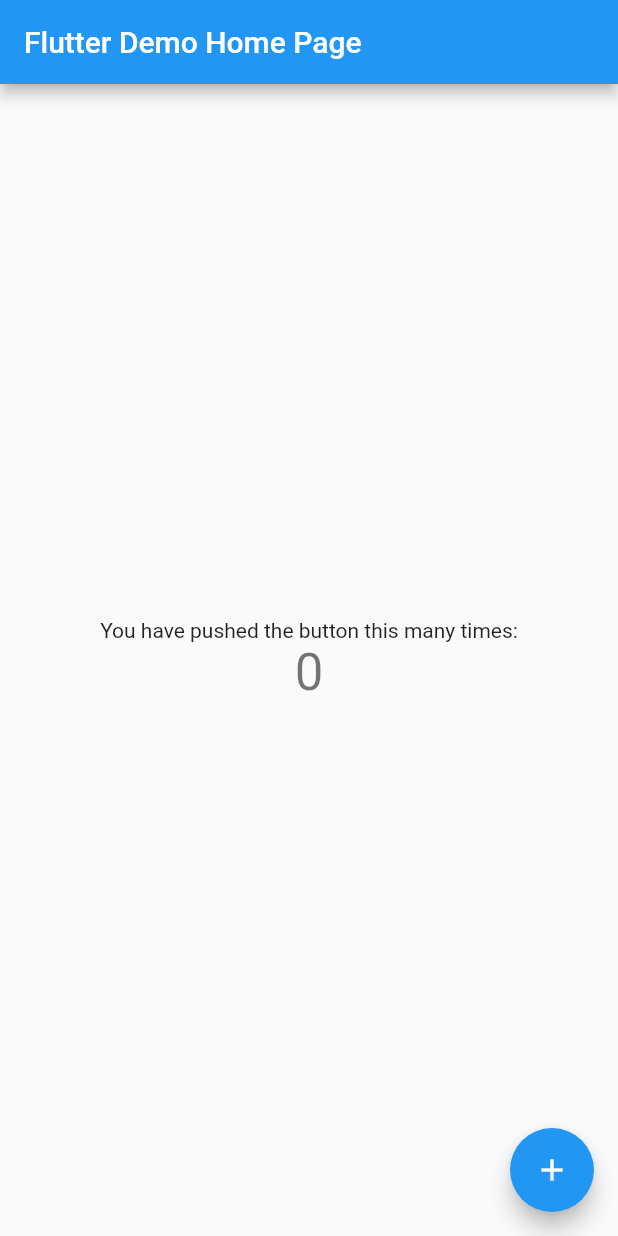
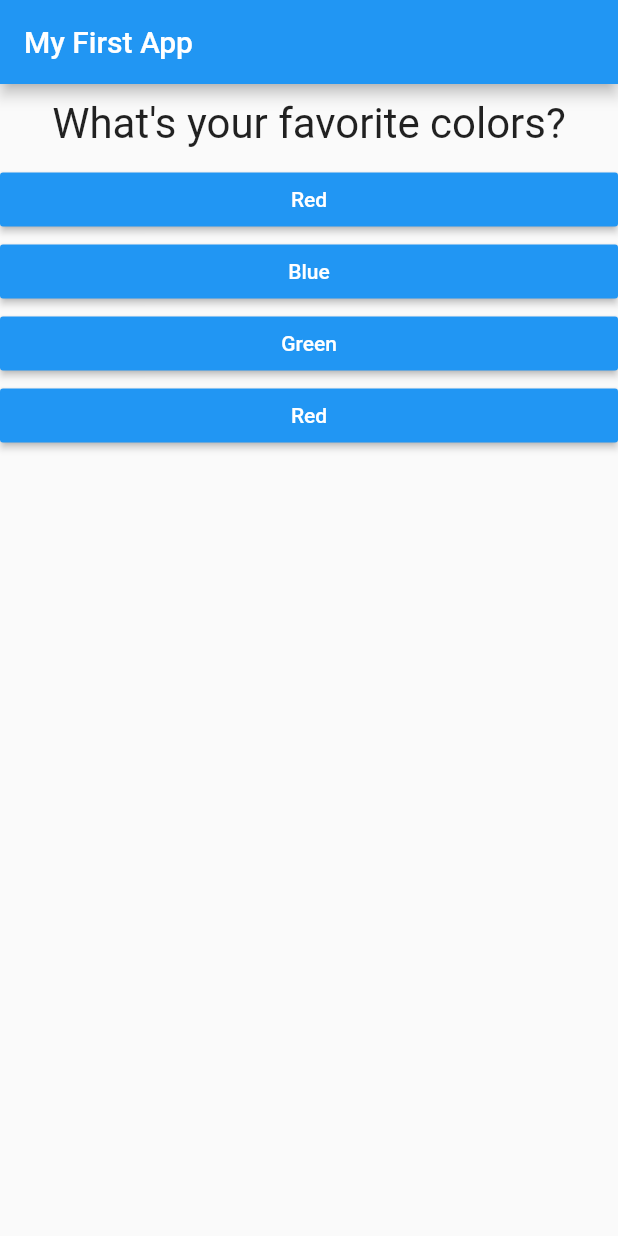
Before and after one commit to Emmandez/quiz-app-flutter, a Flutter app: the screen it shows after launch, on a phone screen of 412 x 824 dp. Run offline on Flutter 3.47's test engine with Material 2 defaults, Android fonts, the phone set to English and light mode, and no system bars.

Commit message:
Final app

```diff
--- /dev/null
+++ b/lib/answer.dart
@@ -0,0 +1,23 @@
+import 'package:flutter/material.dart';
+
+class Answer extends StatelessWidget {
+
+  final Function selectHandler;
+  final String answerText;
+
+  Answer(this.selectHandler, this.answerText);
+
+  @override
+  Widget build(BuildContext context) {
+    return Container(
+      width: double.infinity,
+      child: RaisedButton(
+        color: Colors.blue,
+        textColor: Colors.white,
+        child: Text(answerText),
+        onPressed: selectHandler,
+
+      ),
+    );
+  }
+}
--- a/lib/main.dart
+++ b/lib/main.dart
@@ -1,111 +1,87 @@
+//package imports
 import 'package:flutter/material.dart';
+//Local Imports
+import './quiz.dart';
+import './result.dart';
 
-void main() => runApp(MyApp());
+void main() {
+  runApp(MyApp());
+}
 
-class MyApp extends StatelessWidget {
-  // This widget is the root of your application.
+class MyApp extends StatefulWidget {
   @override
-  Widget build(BuildContext context) {
+  State<StatefulWidget> createState() {
+    return new _MyAppState();
+  }
+}
+
+class _MyAppState extends State<MyApp> {
+  int _questionIndex = 0;
+  int _totalScore = 0;
+
+  final _questions = const [
+    {
+      'questionText': "What's your favorite colors?",
+      'answers': [
+        {'text': 'Red', 'score':10},
+        {'text': 'Blue', 'score':1},
+        {'text': 'Green', 'score':5},
+        {'text': 'Red', 'score':7},
+      ]
+    },
+    {
+      'questionText': "What is your favorite animal?",
+      'answers': [
+        {'text': 'Dog', 'score':1},
+        {'text': 'Cat', 'score':1},
+        {'text': 'Hamster', 'score':7},
+        {'text': 'Ferret', 'score':10},
+      ]
+    },
+    {
+      'questionText': "Who is your favorite instructor?",
+      'answers': [
+        {'text': 'Max', 'score':10},
+        {'text': 'Max', 'score':9},
+        {'text': 'Max', 'score':1},
+        {'text': 'Max', 'score':0},
+      ]
+    },
+  ];
+
+  void _answerQuestion(int score) {
+    if (_questionIndex < _questions.length) {
+      setState(() {
+        _questionIndex += 1;
+      });
+
+      _totalScore+=score;
+
+      print("questionIndex " + _questionIndex.toString());
+      print("total score" + _totalScore.toString());
+    }
+  }
+
+  void _restartQuiz(){
+    setState(() {
+      _questionIndex = 0;
+    });
+  }
+
+  Widget build(BuildContext ctx) {
     return MaterialApp(
-      title: 'Flutter Demo',
-      theme: ThemeData(
-        // This is the theme of your application.
-        //
-        // Try running your application with "flutter run". You'll see the
-        // application has a blue toolbar. Then, without quitting the app, try
-        // changing the primarySwatch below to Colors.green and then invoke
-        // "hot reload" (press "r" in the console where you ran "flutter run",
-        // or simply save your changes to "hot reload" in a Flutter IDE).
-        // Notice that the counter didn't reset back to zero; the application
-        // is not restarted.
-        primarySwatch: Colors.blue,
+      home: Scaffold(
+        appBar: AppBar(
+          title: Text("My First App"),
+        ),
+        body: _questionIndex < _questions.length
+        ? Quiz(
+          questions: _questions,
+          answerQuestion: _answerQuestion,
+          questionIndex: _questionIndex,
+        )
+        : Result(_totalScore, _restartQuiz),
       ),
-      home: MyHomePage(title: 'Flutter Demo Home Page'),
     );
   }
 }
-
-class MyHomePage extends StatefulWidget {
-  MyHomePage({Key key, this.title}) : super(key: key);
-
-  // This widget is the home page of your application. It is stateful, meaning
-  // that it has a State object (defined below) that contains fields that affect
-  // how it looks.
-
-  // This class is the configuration for the state. It holds the values (in this
-  // case the title) provided by the parent (in this case the App widget) and
-  // used by the build method of the State. Fields in a Widget subclass are
-  // always marked "final".
-
-  final String title;
-
-  @override
-  _MyHomePageState createState() => _MyHomePageState();
-}
-
-class _MyHomePageState extends State<MyHomePage> {
-  int _counter = 0;
-
-  void _incrementCounter() {
-    setState(() {
-      // This call to setState tells the Flutter framework that something has
-      // changed in this State, which causes it to rerun the build method below
-      // so that the display can reflect the updated values. If we changed
-      // _counter without calling setState(), then the build method would not be
-      // called again, and so nothing would appear to happen.
-      _counter++;
-    });
-  }
-
-  @override
-  Widget build(BuildContext context) {
-    // This method is rerun every time setState is called, for instance as done
-    // by the _incrementCounter method above.
-    //
-    // The Flutter framework has been optimized to make rerunning build methods
-    // fast, so that you can just rebuild anything that needs updating rather
-    // than having to individually change instances of widgets.
-    return Scaffold(
-      appBar: AppBar(
-        // Here we take the value from the MyHomePage object that was created by
-        // the App.build method, and use it to set our appbar title.
-        title: Text(widget.title),
-      ),
-      body: Center(
-        // Center is a layout widget. It takes a single child and positions it
-        // in the middle of the parent.
-        child: Column(
-          // Column is also a layout widget. It takes a list of children and
-          // arranges them vertically. By default, it sizes itself to fit its
-          // children horizontally, and tries to be as tall as its parent.
-          //
-          // Invoke "debug painting" (press "p" in the console, choose the
-          // "Toggle Debug Paint" action from the Flutter Inspector in Android
-          // Studio, or the "Toggle Debug Paint" command in Visual Studio Code)
-          // to see the wireframe for each widget.
-          //
-          // Column has various properties to control how it sizes itself and
-          // how it positions its children. Here we use mainAxisAlignment to
-          // center the children vertically; the main axis here is the vertical
-          // axis because Columns are vertical (the cross axis would be
-          // horizontal).
-          mainAxisAlignment: MainAxisAlignment.center,
-          children: <Widget>[
-            Text(
-              'You have pushed the button this many times:',
-            ),
-            Text(
-              '$_counter',
-              style: Theme.of(context).textTheme.display1,
-            ),
-          ],
-        ),
-      ),
-      floatingActionButton: FloatingActionButton(
-        onPressed: _incrementCounter,
-        tooltip: 'Increment',
-        child: Icon(Icons.add),
-      ), // This trailing comma makes auto-formatting nicer for build methods.
-    );
-  }
-}
--- /dev/null
+++ b/lib/question.dart
@@ -0,0 +1,24 @@
+import 'package:flutter/material.dart';
+
+class Question extends StatelessWidget {
+  final String questionText;
+
+  Question(this.questionText);
+
+  @override
+  Widget build(BuildContext context) {
+    return
+    Container(
+      width: double.infinity,
+      margin: EdgeInsets.all(10),
+      child: Text(
+        questionText,
+        style:TextStyle(
+          fontSize: 28
+        ),
+        textAlign: TextAlign.center ,
+      ),
+    );
+
+  }
+}
--- /dev/null
+++ b/lib/quiz.dart
@@ -0,0 +1,29 @@
+import 'package:flutter/material.dart';
+
+import './question.dart';
+import './answer.dart';
+
+class Quiz extends StatelessWidget {
+
+  final List<Map<String, Object>> questions;
+  final int questionIndex;
+  final Function answerQuestion;
+
+  Quiz({
+    @required this.questions,
+    @required this.answerQuestion,
+    @required this.questionIndex
+  });
+
+  @override
+  Widget build(BuildContext context) {
+    return Column(
+        children: [
+          Question(questions[questionIndex]['questionText']),
+          ...(questions[questionIndex]['answers'] as List<Map<String, Object>>).map((answer) {
+            return Answer(() => answerQuestion(answer['score']), answer['text']);
+          }).toList(),
+        ],
+    );
+  }
+}
--- /dev/null
+++ b/lib/result.dart
@@ -0,0 +1,35 @@
+import 'package:flutter/material.dart';
+
+class Result extends StatelessWidget {
+  final int totalScore;
+  final Function restartQuiz;
+  Result(this.totalScore, this.restartQuiz);
+
+  String get resultPhrase{
+    var resultText = 'You did it';
+    if(totalScore <= 10){
+
+    } else if(totalScore <=20){
+      resultText = 'less than 20 points';
+    } else if(totalScore <= 30){
+      resultText = '30 points wow';
+    }
+
+    return resultText;
+  }
+
+  @override
+  Widget build(BuildContext context) {
+    return Center(
+      child: Column(
+        children: <Widget>[
+          Text(resultPhrase,
+            style: TextStyle(fontSize: 36, fontWeight: FontWeight.bold,),
+            textAlign: TextAlign.center,
+          ),
+          FlatButton(onPressed: restartQuiz, child: Text('Restart Quiz'), textColor: Colors.blue,)
+        ],
+      ),
+    );
+  }
+}
```
